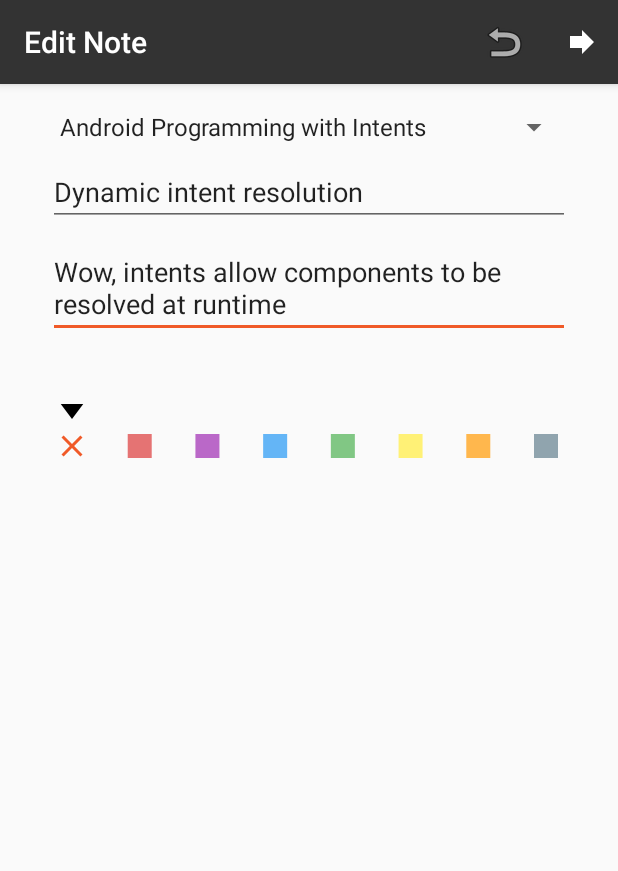
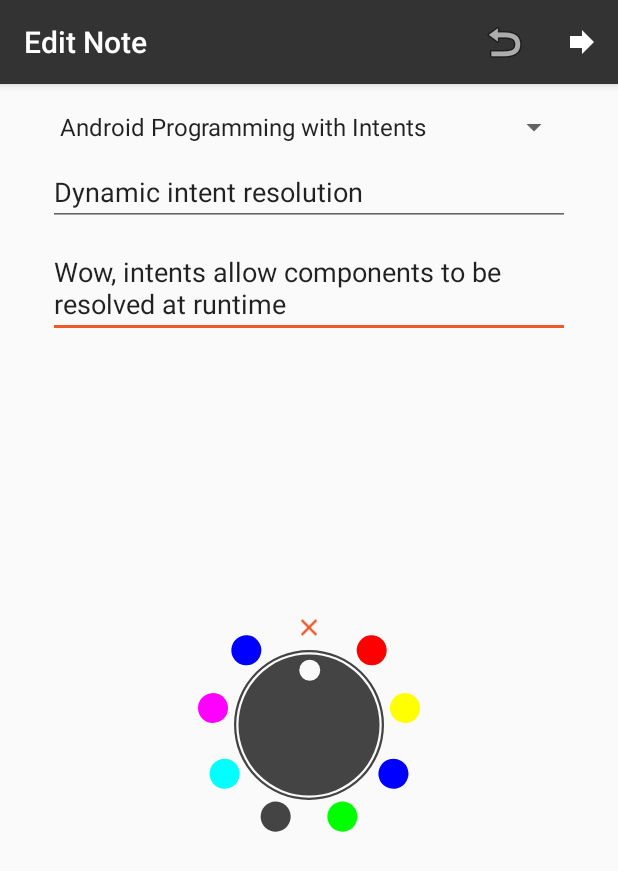
Before and after one commit to SARANSHAJIBABU/Pluralsight, an Android app: the screen it shows after launch (NoteActivity), after a tap on "Android Programming with Intents", on a phone screen of 412 x 824 dp. Shown: the top 871 px of the screen. Run offline under Robolectric (Android 15) with nearby library versions, the phone set to English and light mode, and no system bars.

Commit message:
Custom Views | Embedded view into activity

```diff
--- a/AndroidAppsWithKotlin_CustomViewsStartingCode/app/src/main/java/com/jwhh/notekeeper/ColorDialView.kt
+++ b/AndroidAppsWithKotlin_CustomViewsStartingCode/app/src/main/java/com/jwhh/notekeeper/ColorDialView.kt
@@ -50,6 +50,12 @@ constructor(context: Context, attrs: AttributeSet? = null, defStyleAttr: Int = 0
         it.color = Color.RED
         it.isAntiAlias = true
     }
+
+    private var dragStartX = 0f
+    private var dragStartY = 0f
+    private var isDragging = false
+    private var snapAngle = 0f
+    private var selectedPosition = 0
 
     init {
         val typedArray = context.obtainStyledAttributes(attrs,R.styleable.ColorDialView)
@@ -237,4 +243,28 @@ constructor(context: Context, attrs: AttributeSet? = null, defStyleAttr: Int = 0
         val half = ((if(size>0)size/2 else 1)*scalar).toInt()
         return Rect(-half,-half,half,half)
     }
+
+    private var listeners:ArrayList<(Int)->Unit> = arrayListOf()
+
+    var selectedColor: Int = Color.TRANSPARENT
+        set(value) {
+            val index = colors.indexOf(value)
+            selectedPosition = if(index ==-1)0 else index
+            snapAngle = (selectedPosition*angleBetweenColors)
+            invalidate()
+        }
+
+    fun addListener(func:(Int)->Unit){
+        listeners.add(func)
+    }
+
+    private fun broadcastColorChange(){
+        listeners.forEach{
+            if(selectedPosition>colors.size-1){
+                it(colors[0])
+            }else{
+                it(colors[selectedPosition])
+            }
+        }
+    }
 }
--- a/AndroidAppsWithKotlin_CustomViewsStartingCode/app/src/main/java/com/jwhh/notekeeper/NoteActivity.kt
+++ b/AndroidAppsWithKotlin_CustomViewsStartingCode/app/src/main/java/com/jwhh/notekeeper/NoteActivity.kt
@@ -6,10 +6,8 @@ import android.support.v7.app.AppCompatActivity
 import android.view.Menu
 import android.view.MenuItem
 import android.widget.ArrayAdapter
-
 import kotlinx.android.synthetic.main.activity_main.*
 import kotlinx.android.synthetic.main.content_main.*
-import kotlinx.android.synthetic.main.content_main.view.*
 
 class NoteActivity : AppCompatActivity() {
     private var notePosition = POSITION_NOT_SET
@@ -40,7 +38,7 @@ class NoteActivity : AppCompatActivity() {
             notePosition = DataManager.notes.lastIndex
         }
 
-        colorPicker.addListener { color ->
+        colorDialView.addListener { color ->
             mSelectedColor = color
         }
     }
@@ -55,7 +53,7 @@ class NoteActivity : AppCompatActivity() {
         textNoteTitle.setText(note.title)
         textNoteText.setText(note.text)
         mSelectedColor = note.color
-        colorPicker.selectedColor = mSelectedColor
+        colorDialView.selectedColor = mSelectedColor
 
         val coursePosition = DataManager.courses.values.indexOf(note.course)
         spinnerCourses.setSelection(coursePosition)
--- a/AndroidAppsWithKotlin_CustomViewsStartingCode/app/src/main/res/layout/content_main.xml
+++ b/AndroidAppsWithKotlin_CustomViewsStartingCode/app/src/main/res/layout/content_main.xml
@@ -44,13 +44,14 @@
         app:layout_constraintStart_toStartOf="@+id/spinnerCourses"
         app:layout_constraintTop_toBottomOf="@+id/spinnerCourses" />
 
-    <com.jwhh.notekeeper.ColorPicker
-        android:id="@+id/colorPicker"
-        android:layout_width="0dp"
+    <com.jwhh.notekeeper.ColorDialView
+        android:id="@+id/colorDialView"
+        android:layout_width="wrap_content"
         android:layout_height="wrap_content"
-        android:layout_marginTop="24dp"
-        app:colors="@array/colors"
-        app:layout_constraintEnd_toEndOf="@+id/textNoteText"
-        app:layout_constraintStart_toStartOf="@+id/textNoteText"
-        app:layout_constraintTop_toBottomOf="@+id/textNoteText" />
+        android:layout_marginBottom="8dp"
+        app:layout_constraintBottom_toBottomOf="parent"
+        app:layout_constraintEnd_toEndOf="@+id/textNoteTitle"
+        app:layout_constraintStart_toStartOf="@+id/textNoteTitle"
+        app:layout_constraintTop_toBottomOf="@+id/textNoteTitle"
+        app:scaleToFit="false" />
 </android.support.constraint.ConstraintLayout>
```
